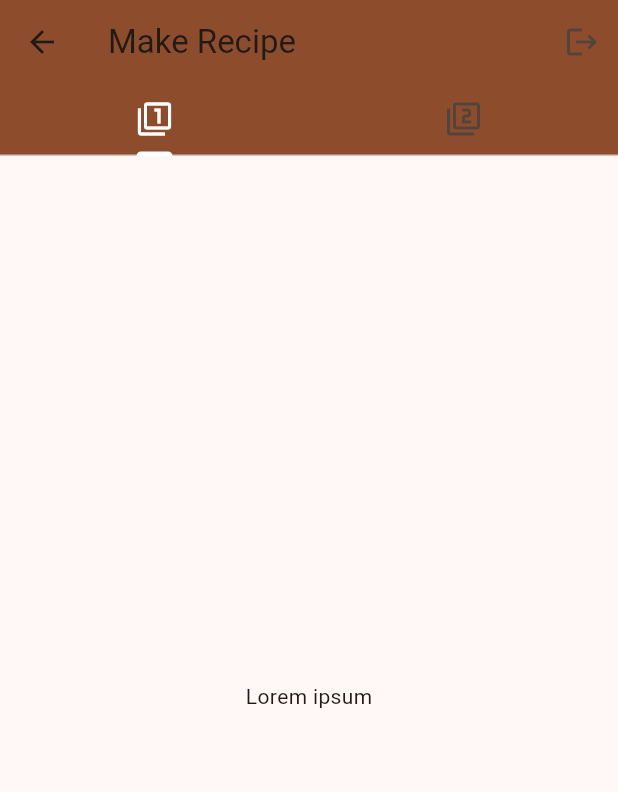
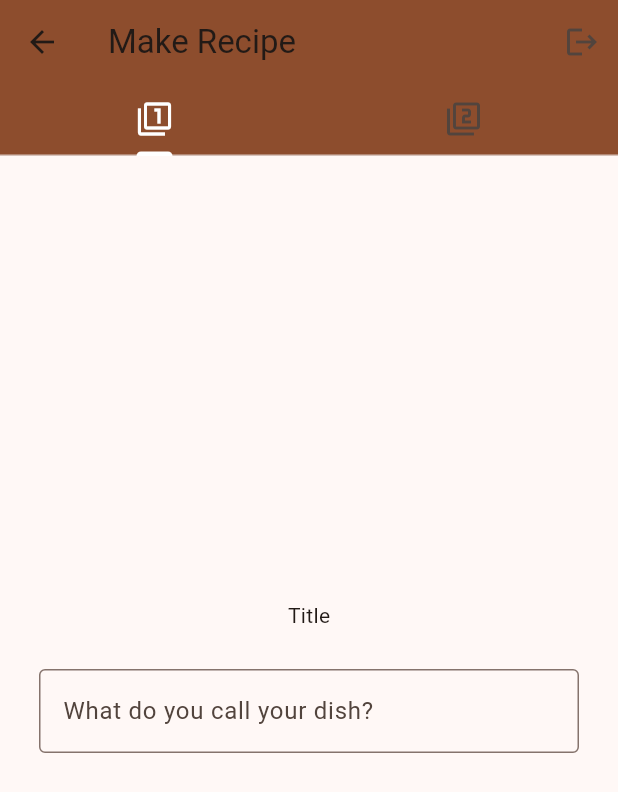
Before and after one commit to AndyMee317/sous_chef, a Flutter app: the screen it shows once a user with an empty profile is signed in, after a tap on the "add" icon, on a phone screen of 412 x 824 dp. Shown: the top 792 px of the screen. Run offline on Flutter 3.47's test engine with Material 3 defaults, Android fonts, the light colour scheme and no system bars; our stand-ins replace cloud_firestore, firebase_auth, firebase_core; accounts and stored records are empty; network calls fail.

Commit message:
Minor fixes to login and register pages, added text field for title in make recipe

```diff
--- a/lib/pages/login_page.dart
+++ b/lib/pages/login_page.dart
@@ -50,6 +50,7 @@ class _LoginPageState extends State<LoginPage> {
       ),
       body:Center(
         child: Column(
+          mainAxisAlignment: MainAxisAlignment.center,
           children: [
             Icon(
               Icons.kitchen_outlined,
--- a/lib/pages/make_recipe_page.dart
+++ b/lib/pages/make_recipe_page.dart
@@ -2,15 +2,24 @@
 import 'package:firebase_auth/firebase_auth.dart';
 import 'package:flutter/material.dart';
 
-class MakeRecipePage extends StatelessWidget{
+class MakeRecipePage extends StatefulWidget{
 
   const MakeRecipePage ({super.key});
+
+  @override
+  State<MakeRecipePage> createState() => _MakeRecipePageState();
+}
+
+class _MakeRecipePageState extends State<MakeRecipePage> {
+
+  final TextEditingController titleField = TextEditingController();
 
   void logout() {
     FirebaseAuth.instance.signOut();
   }
 
   @override
+
 
   Widget build(BuildContext context){
     return DefaultTabController(
@@ -34,10 +43,25 @@ class MakeRecipePage extends StatelessWidget{
             ],
           ),
         ),
-        body: const TabBarView(
+        body: TabBarView(
           children: <Widget>[
             Center(
-              child: Text("Lorem ipsum"),
+              child: Column(
+                mainAxisAlignment: MainAxisAlignment.center,
+                children: [
+                  Text('Title'),
+                  Padding(
+                    padding: EdgeInsets.all(26.0),
+                    child: TextField(
+                        controller: titleField,
+                        decoration: InputDecoration(
+                          border: OutlineInputBorder(),
+                          hintText: 'What do you call your dish?'
+                        ),
+                      ),
+                  ),
+                ],
+              ),
             ),
             Center(
               child: Text("Lorem ipsum2"),
--- a/lib/pages/register_page.dart
+++ b/lib/pages/register_page.dart
@@ -82,7 +82,9 @@ class _RegisterPageState extends State<RegisterPage> {
         title: const Text('Sous chef'),
       ),
       body:Center(
+        child: SingleChildScrollView(
           child: Column(
+            mainAxisAlignment: MainAxisAlignment.center,
             children: [
               Icon(
                 Icons.person,
@@ -163,6 +165,7 @@ class _RegisterPageState extends State<RegisterPage> {
             ],
           ),
         ),
+      ),
     );
 
   }
```
Lines whose indentation alone changed are shown as unchanged.
